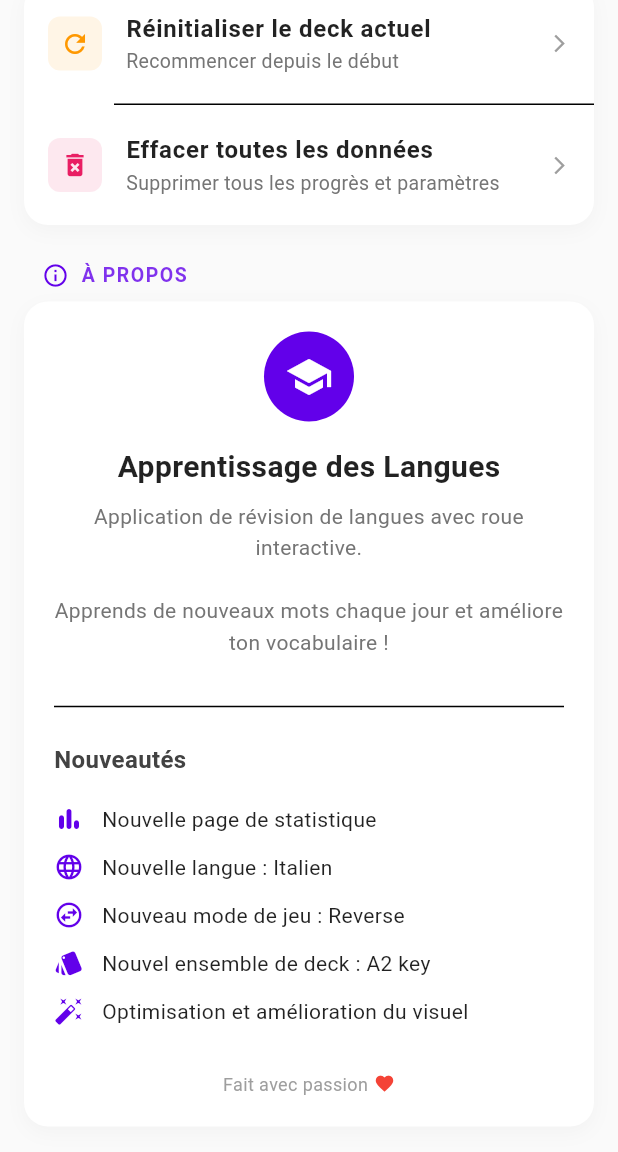
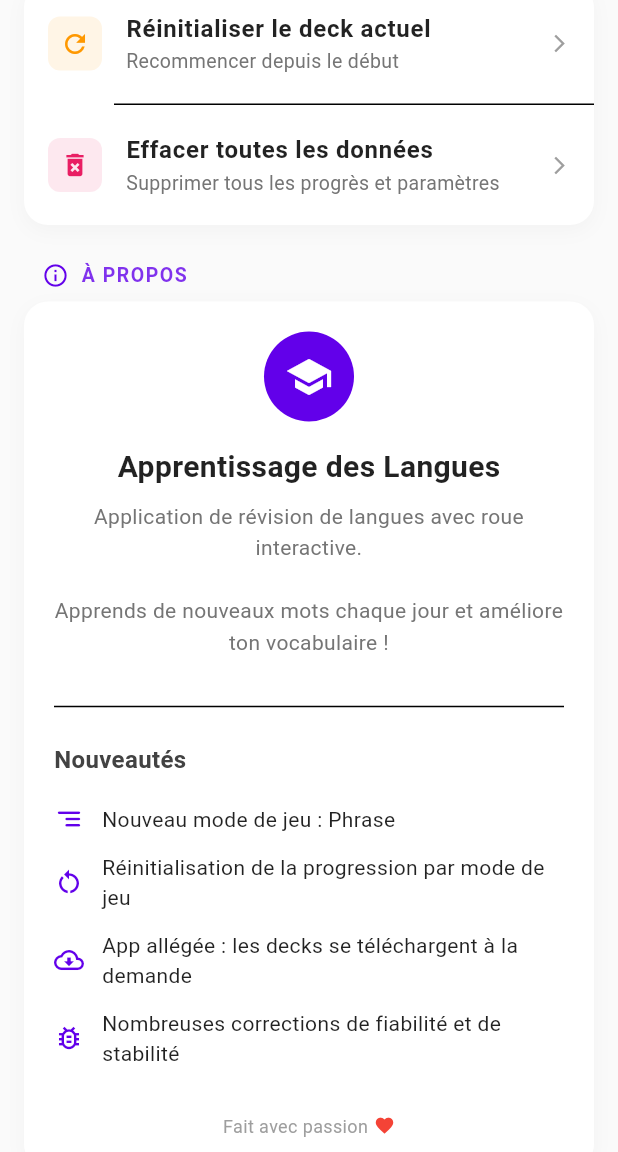
Before and after one commit to Pouple-Tim/Language-Learning-App, a Flutter app: the SettingsScreen screen opened directly, scrolled down 576 dp, on a phone screen of 412 x 824 dp, the part 84-1236 px from its top. Run offline on Flutter 3.47's test engine with Material 3 defaults, Android fonts, the phone set to English and light mode, and no system bars; our stand-ins replace shared_preferences, supabase_flutter; missing offline and left inert: country_flags; accounts and stored records are empty.

Commit message:
docs: rewrite README as a proper project doc, add MIT license, refresh About page
README now covers features, tech stack, a getting-started section
(clone/pub get/codegen/tests), screenshots, and a download link to the
latest GitHub release, replacing the near-empty placeholder. Adds an
MIT LICENSE. Also refreshes the Settings > About screen's "Nouveautés"
list, which still advertised year-old features (stats page, Italian,
Reverse mode, A2 key deck) instead of the recent user-visible changes
(Sentence mode, per-mode reset, on-demand deck downloads).

Co-Authored-By: Claude Sonnet 5 <noreply@anthropic.com>

```diff
--- a/lib/screens/settings/settings_screen.dart
+++ b/lib/screens/settings/settings_screen.dart
@@ -321,11 +321,10 @@ class SettingsScreen extends StatelessWidget {
               const SizedBox(height: 12),
 
               // Liste des fonctionnalités demandées
-              _buildFeatureItem(Icons.bar_chart_rounded, "Nouvelle page de statistique"),
-              _buildFeatureItem(Icons.language, "Nouvelle langue : Italien"),
-              _buildFeatureItem(Icons.swap_horizontal_circle_outlined, "Nouveau mode de jeu : Reverse"),
-              _buildFeatureItem(Icons.style, "Nouvel ensemble de deck : A2 key"),
-              _buildFeatureItem(Icons.auto_fix_high, "Optimisation et amélioration du visuel"),
+              _buildFeatureItem(Icons.segment_rounded, "Nouveau mode de jeu : Phrase"),
+              _buildFeatureItem(Icons.restart_alt, "Réinitialisation de la progression par mode de jeu"),
+              _buildFeatureItem(Icons.cloud_download_outlined, "App allégée : les decks se téléchargent à la demande"),
+              _buildFeatureItem(Icons.bug_report_outlined, "Nombreuses corrections de fiabilité et de stabilité"),
 
               // --- Footer existant ---
               const SizedBox(height: 24),
```
Also changed, not shown: 4 other files.
